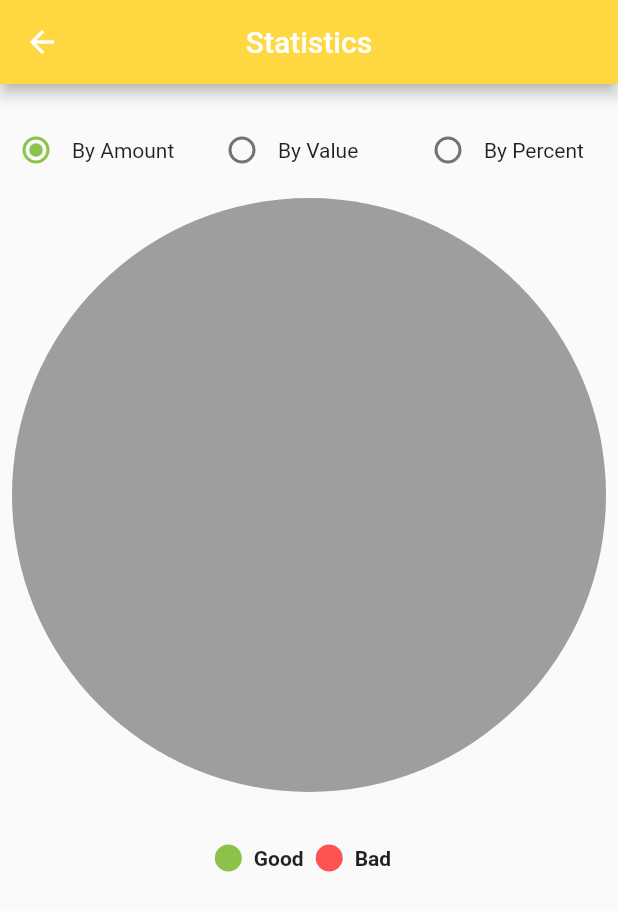
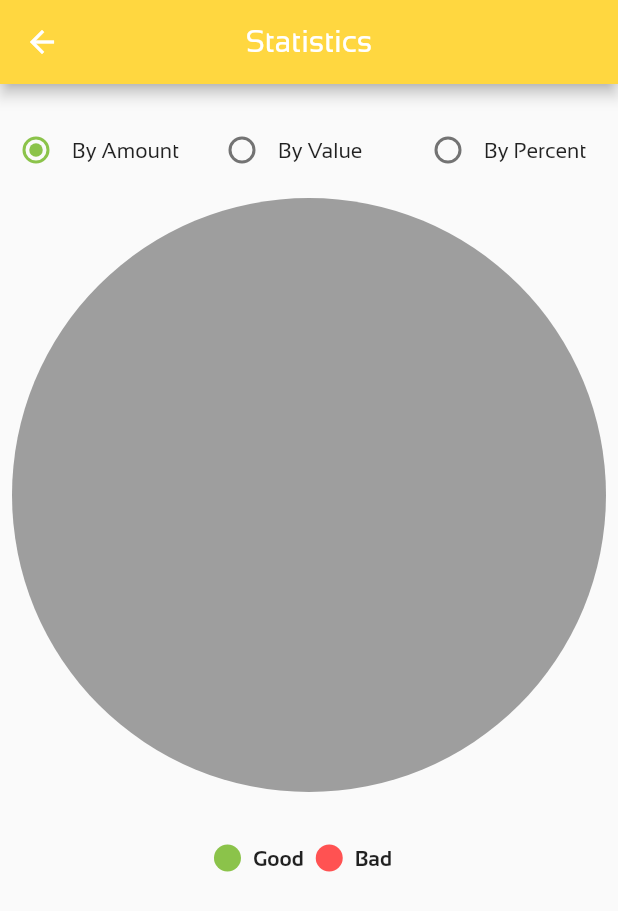
Before and after one commit to goodiny777/Karma-Flutter, a Flutter app: the screen it shows after launch, after a tap on the "menu" icon, after a tap on "Statistics", on a phone screen of 412 x 824 dp. Shown: the top 911 px of the screen. Run offline on Flutter 3.47's test engine with Material 2 defaults, Android fonts, the phone set to English and light mode, and no system bars; drawn by our look-alikes of pie_chart; our stand-ins replace animated_splash_screen, flutter_local_notifications, fluttertoast, sqflite, timezone; accounts and stored records are empty.

Commit message:
fonts banners

```diff
--- /dev/null
+++ b/karma/karma/lib/general/constants.dart
@@ -0,0 +1,4 @@
+import 'package:flutter/cupertino.dart';
+
+const appGreen = Color(0xff071E09);
+const appYellow = Color(0xffF6DC11);
--- a/karma/karma/lib/main.dart
+++ b/karma/karma/lib/main.dart
@@ -36,9 +36,9 @@ class MyApp extends StatelessWidget {
         title: 'Karma',
         debugShowCheckedModeBanner: false,
         theme: ThemeData(
-          primarySwatch: Colors.lightGreen,
-          visualDensity: VisualDensity.adaptivePlatformDensity,
-        ),
+            primarySwatch: Colors.lightGreen,
+            visualDensity: VisualDensity.adaptivePlatformDensity,
+            fontFamily: 'Sansation'),
         home: AnimatedSplashScreen(
             splash: Image.asset(
               "assets/images/icon.png",
--- a/karma/karma/lib/screens/contact_page.dart
+++ b/karma/karma/lib/screens/contact_page.dart
@@ -26,7 +26,9 @@ class _ContactState extends State<ContactWidget> {
               onTap: () => {Navigator.pop(context)}),
           title: Text(
             'Contact Us',
-            style: TextStyle(color: Colors.white),
+            style: TextStyle(
+              color: Colors.white,
+            ),
             textAlign: TextAlign.center,
           )),
       body: Center(
--- a/karma/karma/lib/widgets/drawer.dart
+++ b/karma/karma/lib/widgets/drawer.dart
@@ -1,5 +1,6 @@
 import 'package:flutter/cupertino.dart';
 import 'package:flutter/material.dart';
+import 'package:karma/general/constants.dart';
 import 'package:karma/screens/about_page.dart';
 import 'package:karma/screens/alarms_page.dart';
 import 'package:karma/screens/backup_page.dart';
@@ -12,17 +13,13 @@ Widget getDrawer(BuildContext context) {
       padding: EdgeInsets.zero,
       children: <Widget>[
         DrawerHeader(
-          child: Row(children: [
-            Image(
-              image: AssetImage("assets/images/icon.png"),
-            ),
-            Text(
-              'Karma',
-              style: TextStyle(color: Colors.white, fontSize: 24),
-            )
-          ]),
+          child: Image(
+            image: AssetImage("assets/images/karma_banner.jpg"),
+          ),
+          margin: EdgeInsets.zero,
+          padding: EdgeInsets.zero,
           decoration: BoxDecoration(
-            color: Colors.lightGreen,
+            color: appGreen,
           ),
         ),
         ListTile(
```
Also changed, not shown: karma/karma/lib/screens/about_page.dart (+9 -2 lines), karma/karma/lib/screens/home_page.dart (+27 -18 lines), karma/karma/pubspec.yaml (+10 -13 lines), karma/karma/assets/images/karma_banner.jpg (added), karma/karma/fonts/Sansation-Bold-Italic.ttf (added), karma/karma/fonts/Sansation-Bold.ttf (added), karma/karma/fonts/Sansation-Italic.ttf (added), karma/karma/fonts/Sansation-Light-Italic.ttf (added), karma/karma/fonts/Sansation-Light.ttf (added), karma/karma/fonts/Sansation-Regular.ttf (added), 2 other files.
